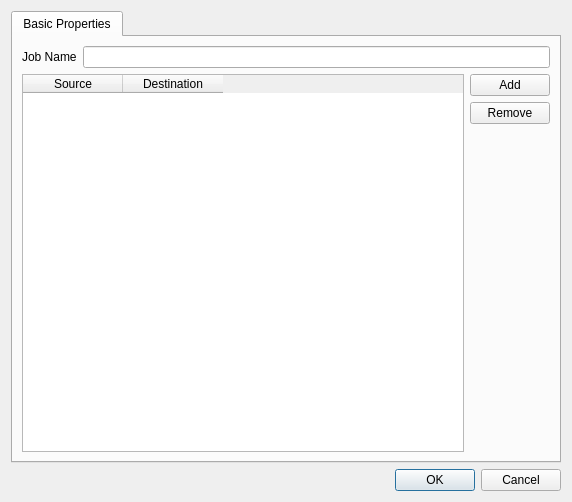
MickaelOnTheWave/GuimicK, file ConfigurationEditingTool/editbackupjobdialog.ui: the form before one commit.
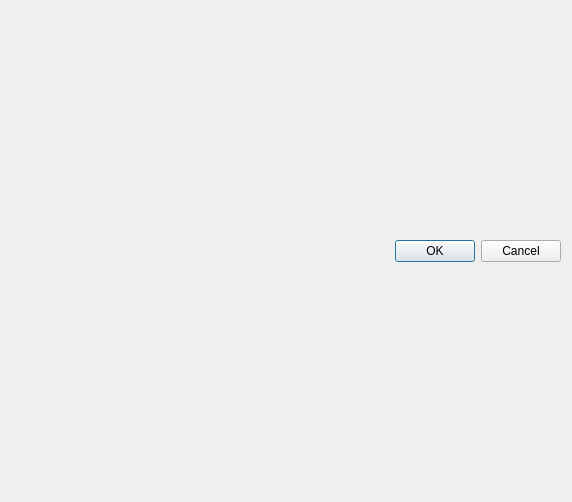
The form after the commit.

Commit message: Added Rsnapshot configuration dialog. Refactored AbstractBackup configuration into reusable widget. Updated AbstractBackup configuration dialog. Fixed crash in backup point configuration. Improved AbstractEdit dialog to improve reuse. Removed duplications in Wake dialog

Diff of the .ui file:
```diff
--- a/ConfigurationEditingTool/editbackupjobdialog.ui
+++ b/ConfigurationEditingTool/editbackupjobdialog.ui
@@ -15,84 +15,7 @@
   </property>
   <layout class="QVBoxLayout" name="verticalLayout">
    <item>
-    <widget class="QTabWidget" name="tabWidget">
-     <property name="currentIndex">
-      <number>0</number>
-     </property>
-     <widget class="QWidget" name="basicTab">
-      <attribute name="title">
-       <string>Basic Properties</string>
-      </attribute>
-      <layout class="QVBoxLayout" name="verticalLayout_3">
-       <item>
-        <layout class="QHBoxLayout" name="horizontalLayout_2">
-         <item>
-          <widget class="QLabel" name="label">
-           <property name="text">
-            <string>Job Name</string>
-           </property>
-          </widget>
-         </item>
-         <item>
-          <widget class="QLineEdit" name="jobNameEdit"/>
-         </item>
-        </layout>
-       </item>
-       <item>
-        <layout class="QHBoxLayout" name="horizontalLayout_3">
-         <item>
-          <widget class="QTableWidget" name="backupPointsWidget">
-           <column>
-            <property name="text">
-             <string>Source</string>
-            </property>
-           </column>
-           <column>
-            <property name="text">
-             <string>Destination</string>
-            </property>
-           </column>
-          </widget>
-         </item>
-         <item>
-          <layout class="QVBoxLayout" name="verticalLayout_2">
-           <item>
-            <widget class="QPushButton" name="addBackupPointButton">
-             <property name="text">
-              <string>Add</string>
-             </property>
-            </widget>
-           </item>
-           <item>
-            <widget class="QPushButton" name="removeBackupPointButton">
-             <property name="text">
-              <string>Remove</string>
-             </property>
-            </widget>
-           </item>
-           <item>
-            <spacer name="verticalSpacer">
-             <property name="orientation">
-              <enum>Qt::Vertical</enum>
-             </property>
-             <property name="sizeHint" stdset="0">
-              <size>
-               <width>20</width>
-               <height>40</height>
-              </size>
-             </property>
-            </spacer>
-           </item>
-          </layout>
-         </item>
-        </layout>
-       </item>
-      </layout>
-     </widget>
-    </widget>
-   </item>
-   <item>
-    <layout class="QHBoxLayout" name="horizontalLayout">
+    <layout class="QHBoxLayout" name="closeLayout">
      <item>
       <spacer name="horizontalSpacer">
        <property name="orientation">
@@ -107,7 +30,7 @@
       </spacer>
      </item>
      <item>
-      <widget class="QDialogButtonBox" name="buttonBox">
+      <widget class="QDialogButtonBox" name="closeButtonBox">
        <property name="orientation">
         <enum>Qt::Horizontal</enum>
        </property>
```
Left out of the diff: 4 changed lines with no effect on the pictures. The commit also changes 17 other files.
